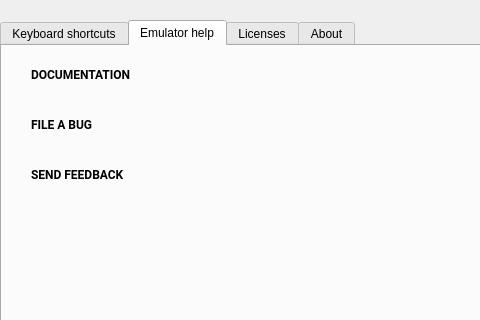
The window that android/android-emu/android/skin/qt/extended-pages/help-page.ui (aosp-mirror/platform_external_qemu) describes before a commit, drawn with Qt 5; both pictures show x 0 to 480 and y 0 to 320 of the 622 by 580 pixel window.
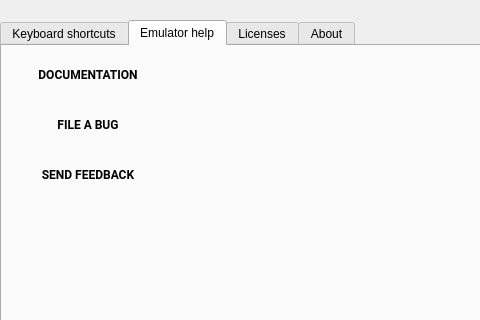
The same window after the commit. The open tabs and pages were chosen to show the change. Icons and pictures are not drawn. Custom widgets are drawn as their Qt base class.

Commit message:
[UI] Remove icons from Emulator UI buttons
We have decided that buttons should not have both text and
an icon. This removes the icon from buttons that have text.

We have also changed the button text from green to gray and
made the buttons more distinct from the background.

Note that the buttons on the telephony page are an exception.
These continue to have icon + text. The icon colors were
changed to match the color of the text.

The edit to the form file:
```diff
--- a/android/android-emu/android/skin/qt/extended-pages/help-page.ui
+++ b/android/android-emu/android/skin/qt/extended-pages/help-page.ui
@@ -113,21 +113,11 @@
       </font>
      </property>
      <property name="styleSheet">
-      <string notr="true">Text-align:left; padding:8px</string>
+      <string notr="true"/>
      </property>
      <property name="text">
       <string>DOCUMENTATION</string>
      </property>
-     <property name="icon">
-      <iconset resource="../resources.qrc">
-       <normaloff>:/light/documentation</normaloff>:/light/documentation</iconset>
-     </property>
-     <property name="iconSize">
-      <size>
-       <width>20</width>
-       <height>20</height>
-      </size>
-     </property>
      <property name="flat">
       <bool>true</bool>
      </property>
@@ -155,21 +145,11 @@
       </font>
      </property>
      <property name="styleSheet">
-      <string notr="true">Text-align:left; padding:8px</string>
+      <string notr="true"/>
      </property>
      <property name="text">
       <string>FILE A BUG</string>
      </property>
-     <property name="icon">
-      <iconset resource="../resources.qrc">
-       <normaloff>:/light/android_bug</normaloff>:/light/android_bug</iconset>
-     </property>
-     <property name="iconSize">
-      <size>
-       <width>20</width>
-       <height>20</height>
-      </size>
-     </property>
      <property name="flat">
       <bool>true</bool>
      </property>
@@ -197,21 +177,11 @@
       </font>
      </property>
      <property name="styleSheet">
-      <string notr="true">Text-align:left; padding:8px</string>
+      <string notr="true"/>
      </property>
      <property name="text">
       <string>SEND FEEDBACK</string>
      </property>
-     <property name="icon">
-      <iconset resource="../resources.qrc">
-       <normaloff>:/light/feedback</normaloff>:/light/feedback</iconset>
-     </property>
-     <property name="iconSize">
-      <size>
-       <width>20</width>
-       <height>20</height>
-      </size>
-     </property>
      <property name="flat">
       <bool>true</bool>
      </property>
```
Left out of the diff: 6 changed lines with no effect on the pictures. The commit also changes 44 other files.
